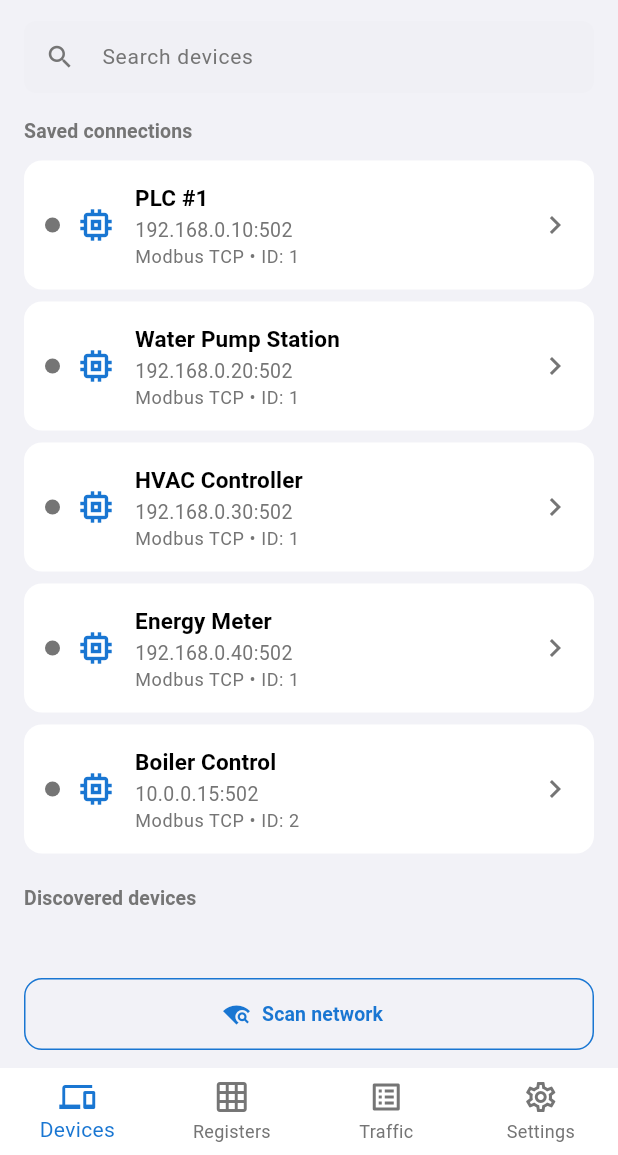
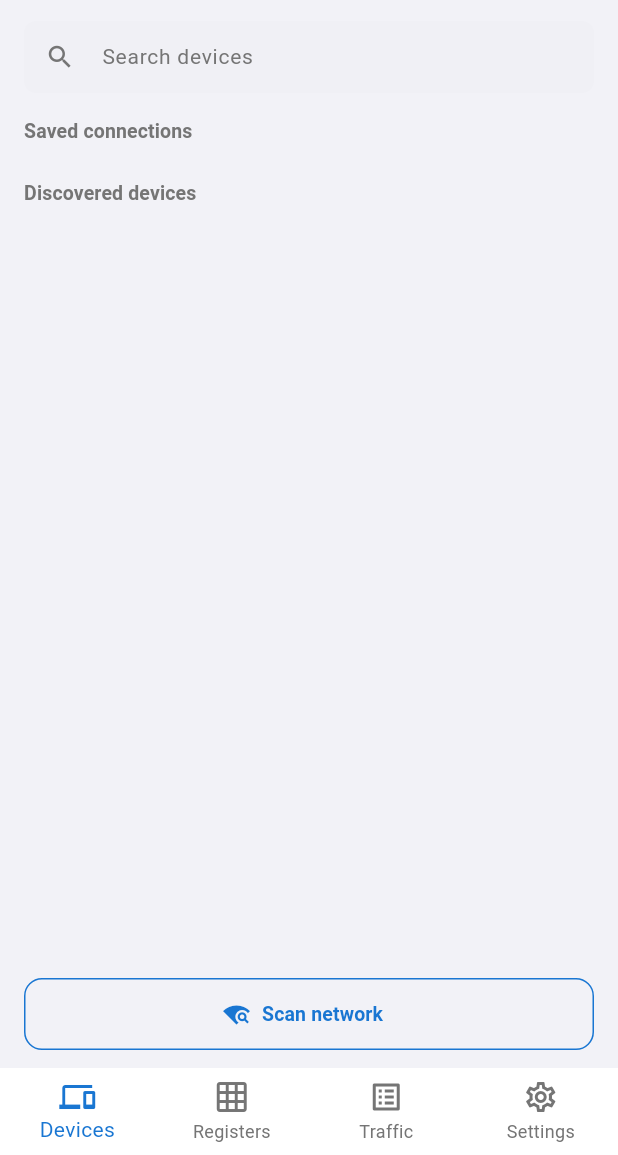
Before and after one commit to sanny32/OpenModScan-Mobile, a Flutter app: the screen it shows after launch, on a phone screen of 412 x 824 dp, the part 81-1236 px from its top. Run offline on Flutter 3.47's test engine with Material 3 defaults, Android fonts, the phone set to English and light mode, and no system bars; our stand-ins replace shared_preferences; generated files the repository leaves out were written again.

Commit message:
feat: Introduce AppFlags for demo mode control and update runtime classes to support conditional data exposure

```diff
--- /dev/null
+++ b/lib/app_flags.dart
@@ -0,0 +1,4 @@
+/// Flip this flag to include or hide fixture devices and fake runtime data.
+abstract final class AppFlags {
+  static const bool demoData = false;
+}
--- a/lib/main.dart
+++ b/lib/main.dart
@@ -1,4 +1,5 @@
 import 'package:flutter/material.dart';
+import 'app_flags.dart';
 import 'features/devices/devices_controller.dart';
 import 'features/devices/device_screen.dart';
 import 'features/devices/devices_screen.dart';
@@ -21,7 +22,9 @@ import 'theme/app_theme.dart';
 Future<void> main() async {
   WidgetsFlutterBinding.ensureInitialized();
   await AppSettings.instance.load();
-  await DeviceRepository.instance.initialize(seedDevices: demoDevices);
+  await DeviceRepository.instance.initialize(
+    seedDevices: AppFlags.demoData ? demoDevices : const [],
+  );
   runApp(const OModScanApp());
 }
 
@@ -72,8 +75,8 @@ class _AppShellState extends State<AppShell> {
   @override
   void initState() {
     super.initState();
-    final registerRuntime = DemoRegisterRuntime();
-    final trafficLogs = DemoTrafficLogSource();
+    final registerRuntime = DemoRegisterRuntime(enabled: AppFlags.demoData);
+    final trafficLogs = DemoTrafficLogSource(enabled: AppFlags.demoData);
 
     _devicesController = DevicesController(
       DeviceRepository.instance,
--- a/lib/runtime/fakes/demo_runtime.dart
+++ b/lib/runtime/fakes/demo_runtime.dart
@@ -5,8 +5,13 @@ import '../runtime_ports.dart';
 import 'demo_fixtures.dart';
 
 class DemoRegisterRuntime implements RegisterRuntime {
+  final bool enabled;
+
+  const DemoRegisterRuntime({this.enabled = true});
+
   @override
   List<RegisterEntry> registersForRange(int startAddress, int count) {
+    if (!enabled) return const [];
     final endAddress = startAddress + count - 1;
     return demoRegisters
         .where(
@@ -18,6 +23,7 @@ class DemoRegisterRuntime implements RegisterRuntime {
 
   @override
   List<StatusEntry> statusesForRange(int startAddress, int count) {
+    if (!enabled) return const [];
     final endAddress = startAddress + count - 1;
     return demoStatuses
         .where(
@@ -36,6 +42,11 @@ class DemoRegisterRuntime implements RegisterRuntime {
 }
 
 class DemoTrafficLogSource implements TrafficLogSource {
+  final bool enabled;
+
+  const DemoTrafficLogSource({this.enabled = true});
+
   @override
-  List<LogEntry> entriesFor(String? deviceId) => demoLogEntries;
+  List<LogEntry> entriesFor(String? deviceId) =>
+      enabled ? demoLogEntries : const [];
 }
--- a/lib/services/device_scanner.dart
+++ b/lib/services/device_scanner.dart
@@ -1,11 +1,14 @@
 import 'package:flutter/foundation.dart';
+import '../app_flags.dart';
 import '../runtime/runtime_ports.dart';
 import 'discovered_device_list.dart';
 
 class DeviceScanner extends ChangeNotifier implements DeviceScannerPort {
-  static final DeviceScanner instance = DeviceScanner._();
+  static final DeviceScanner instance = DeviceScanner._(AppFlags.demoData);
 
-  DeviceScanner._() {
+  final bool _includeDemoResults;
+
+  DeviceScanner._(this._includeDemoResults) {
     discoveredDevices.addListener(notifyListeners);
   }
 
@@ -37,8 +40,11 @@ class DeviceScanner extends ChangeNotifier implements DeviceScannerPort {
     await Future.delayed(const Duration(seconds: 2));
 
     if (!_cancelled) {
-      discoveredDevices.add(params.discoveredDevice('${params.subnet}.50'));
-      discoveredDevices.add(params.discoveredDevice('${params.subnet}.51'));
+      // Real scan results will replace this fixture branch with Modbus runtime.
+      if (_includeDemoResults) {
+        discoveredDevices.add(params.discoveredDevice('${params.subnet}.50'));
+        discoveredDevices.add(params.discoveredDevice('${params.subnet}.51'));
+      }
       _scanned = _total;
       _state = ScannerStateView.done;
     } else {
```
Also changed, not shown: 1 other file.
